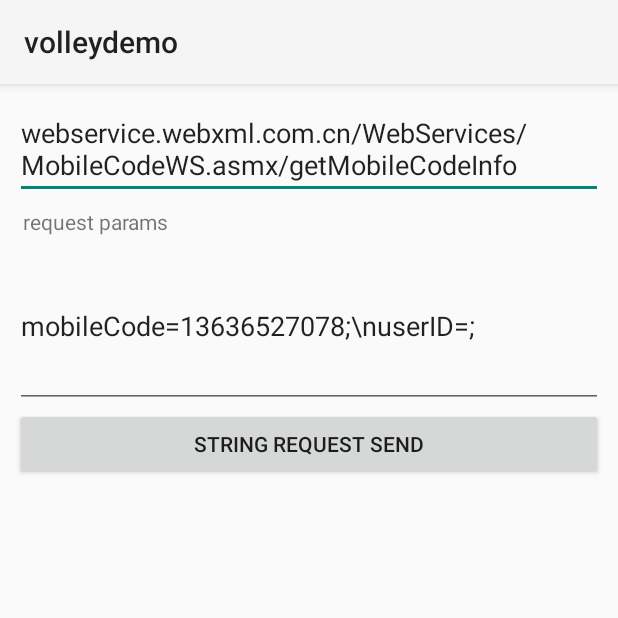
After one commit to SamayLi/MyAndroidDemo, an Android app: the fragment PostRequestFragment shown on its own in the app's theme, on a phone screen of 412 x 824 dp, the top half of it. The commit adds this screen. Run offline under Robolectric (Android 15) with nearby library versions, the phone set to English and light mode, and no system bars.

Commit message:
finish volley  demo

```diff
--- /dev/null
+++ b/volleydemo/src/main/java/com/android/samay/volleydemo/fragment/PostRequestFragment.java
@@ -0,0 +1,112 @@
+package com.android.samay.volleydemo.fragment;
+
+import android.os.Bundle;
+import android.support.v4.app.Fragment;
+import android.view.LayoutInflater;
+import android.view.View;
+import android.view.ViewGroup;
+import android.widget.Button;
+import android.widget.EditText;
+import android.widget.TextView;
+
+import com.android.samay.volleydemo.R;
+import com.android.samay.volleydemo.util.Constants;
+import com.android.samay.volleydemo.util.StringUtil;
+import com.android.samay.volleydemo.util.ToastUtil;
+import com.android.samay.volleydemo.util.VolleyUtil;
+import com.android.volley.AuthFailureError;
+import com.android.volley.Request;
+import com.android.volley.Response;
+import com.android.volley.VolleyError;
+import com.android.volley.toolbox.StringRequest;
+
+import java.util.HashMap;
+import java.util.Map;
+
+/**
+ * Created by samay on 5/8/15.
+ */
+public class PostRequestFragment extends Fragment {
+    public static final int INDEX=26;
+    private EditText etUrl;
+    private EditText etParams;
+    private Button btnSend;
+    private TextView tvResult;
+
+    @Override
+    public View onCreateView(LayoutInflater inflater, ViewGroup container, Bundle savedInstanceState) {
+        View view=inflater.inflate(R.layout.fr_post_request,container,false);
+        initView(view);
+
+        return view;
+    }
+
+    private void initView(View view) {
+        etUrl=(EditText)view.findViewById(R.id.et_url);
+        etParams=(EditText)view.findViewById(R.id.et_params);
+        btnSend=(Button)view.findViewById(R.id.btn_send);
+        tvResult=(TextView)view.findViewById(R.id.tv_resulte);
+
+        etUrl.setText(Constants.POST_REQUEST);
+        etParams.setText("mobileCode=13636527078;\\nuserID=;");
+
+        btnSend.setOnClickListener(new View.OnClickListener() {
+            @Override
+            public void onClick(View v) {
+                if (StringUtil.isEmpty(etUrl.getText().toString())){
+                    ToastUtil.showToast(getActivity(),"please input url:");
+                    return;
+                }
+                VolleyUtil.getQueue(getActivity()).cancelAll(this);
+                tvResult.setText("");
+                Response.Listener<String> listener=new Response.Listener<String>() {
+                    @Override
+                    public void onResponse(String s) {
+                        tvResult.setText(s);
+                    }
+                };
+
+                Response.ErrorListener errorListener=new Response.ErrorListener() {
+                    @Override
+                    public void onErrorResponse(VolleyError volleyError) {
+                        ToastUtil.showToast(getActivity(), "request fail");
+                    }
+                };
+                StringRequest request=new StringRequest(Request.Method.POST,StringUtil.perUrl(etUrl.getText().toString().trim()),listener,errorListener){
+                    @Override
+                    protected Map<String, String> getParams() throws AuthFailureError {
+                       Map<String,String> paramMap=new HashMap<String, String>();
+                        try {
+                            String paramsStr=etParams.getText().toString().trim();
+                            String[] paramsArray=paramsStr.split(";");
+                            for (String param:paramsArray){
+                                if(StringUtil.isEmpty(param)){
+                                    continue;
+                                }
+                                String[] keyValueArray=param.split("=");
+                                if(keyValueArray.length<1){
+                                    continue;
+                                }
+                                if(StringUtil.isEmpty(keyValueArray[0])){
+                                    continue;
+                                }
+                                paramMap.put(keyValueArray[0].trim(),keyValueArray.length>1?keyValueArray[1].trim():"");
+                            }
+                        }catch (Exception e){
+                                ToastUtil.showToast(getActivity(),"have error");
+                        }
+                        return paramMap;
+                    }
+                };
+                request.setTag(this);
+                VolleyUtil.getQueue(getActivity()).add(request);
+            }
+        });
+    }
+
+    @Override
+    public void onDestroyView() {
+        VolleyUtil.getQueue(getActivity()).cancelAll(this);
+        super.onDestroyView();
+    }
+}
--- /dev/null
+++ b/volleydemo/src/main/res/layout/fr_post_request.xml
@@ -0,0 +1,41 @@
+<?xml version="1.0" encoding="utf-8"?>
+<ScrollView xmlns:android="http://schemas.android.com/apk/res/android"
+    android:layout_width="match_parent" android:layout_height="match_parent">
+
+    <LinearLayout
+        android:layout_width="match_parent"
+        android:layout_height="wrap_content"
+        android:gravity="center"
+        android:orientation="vertical"
+        android:padding="10dp">
+        <EditText
+            android:layout_width="match_parent"
+            android:layout_height="wrap_content"
+            android:id="@+id/et_url"
+            android:gravity="center_vertical"
+            android:hint="@string/request_url_hint"/>
+        <TextView
+            android:layout_width="match_parent"
+            android:layout_height="wrap_content"
+            android:layout_margin="5dp"
+            android:text="@string/request_params_text"/>
+        <EditText
+            android:layout_width="match_parent"
+            android:layout_height="wrap_content"
+            android:inputType="none"
+            android:lines="4"
+            android:id="@+id/et_params"/>
+
+        <Button
+            android:layout_width="match_parent"
+            android:layout_height="wrap_content"
+            android:text="@string/request_send"
+            android:id="@+id/btn_send"/>
+        <TextView
+            android:layout_width="match_parent"
+            android:layout_height="wrap_content"
+            android:lineSpacingExtra="2dp"
+            android:id="@+id/tv_resulte"/>
+    </LinearLayout>
+
+</ScrollView>
```
Also changed, not shown: volleydemo/src/main/java/com/android/samay/volleydemo/MainActivity.java (+20 -0 lines), volleydemo/src/main/java/com/android/samay/volleydemo/RequestActivity.java (+36 -0 lines), volleydemo/src/main/java/com/android/samay/volleydemo/adapter/ImageLoaderAdapter.java (added, +46 -0 lines), volleydemo/src/main/java/com/android/samay/volleydemo/adapter/NetworkImageViewAdapter.java (added, +36 -0 lines), volleydemo/src/main/java/com/android/samay/volleydemo/custom/XmlRequest.java (added, +66 -0 lines), volleydemo/src/main/java/com/android/samay/volleydemo/fragment/ImageLoaderFragment.java (added, +32 -0 lines), volleydemo/src/main/java/com/android/samay/volleydemo/fragment/NetworkImageViewFragment.java (added, +33 -0 lines), volleydemo/src/main/java/com/android/samay/volleydemo/fragment/XmlRequestFragment.java (added, +104 -0 lines), volleydemo/src/main/java/com/android/samay/volleydemo/util/Constants.java (+5 -4 lines), volleydemo/src/main/java/com/android/samay/volleydemo/util/LruImageCache.java (added, +32 -0 lines), volleydemo/src/main/res/layout/fr_network_image_view_list_item.xml (added, +12 -0 lines), volleydemo/src/main/res/layout/fr_xml_request.xml (added, +9 -0 lines), volleydemo/src/main/res/layout/fr_xml_request_list_item.xml (added, +32 -0 lines), volleydemo/src/main/res/layout/main_layout.xml (+38 -0 lines), 1 more files.
